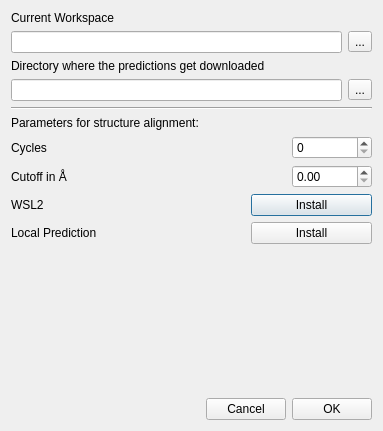
Above: pyssa/gui/ui/forms/dlgSettingsGlobal.ui from urban233/PySSA before the change. Below: the same form after it.
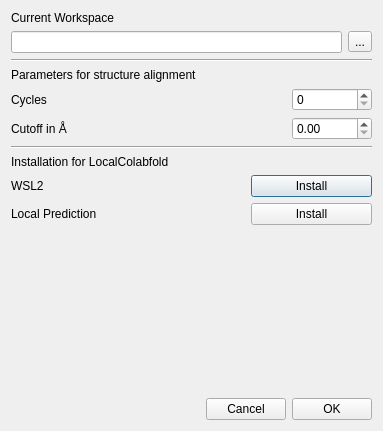
That is the form after the change.

The edit to the form file:
```diff
--- a/pyssa/gui/ui/forms/dlgSettingsGlobal.ui
+++ b/pyssa/gui/ui/forms/dlgSettingsGlobal.ui
@@ -13,7 +13,7 @@
   <property name="windowTitle">
    <string>Dialog</string>
   </property>
-  <layout class="QVBoxLayout" name="verticalLayout_5">
+  <layout class="QVBoxLayout" name="verticalLayout_2">
    <item>
     <layout class="QVBoxLayout" name="verticalLayout_3">
      <item>
@@ -39,31 +39,6 @@
      </item>
     </layout>
    </item>
-   <item>
-    <layout class="QVBoxLayout" name="verticalLayout_2">
-     <item>
-      <widget class="QLabel" name="label_2">
-       <property name="text">
-        <string>Directory where the predictions get downloaded</string>
-       </property>
-      </widget>
-     </item>
-     <item>
-      <layout class="QHBoxLayout" name="horizontalLayout_2">
-       <item>
-        <widget class="QLineEdit" name="txt_zip_storage_dir"/>
-       </item>
-       <item>
-        <widget class="QToolButton" name="btn_zip_storage_dir">
-         <property name="text">
-          <string>...</string>
-         </property>
-        </widget>
-       </item>
-      </layout>
-     </item>
-    </layout>
-   </item>
    <item>
     <layout class="QVBoxLayout" name="verticalLayout_4">
      <item>
@@ -76,7 +51,7 @@
      <item>
       <widget class="QLabel" name="label_6">
        <property name="text">
-        <string>Parameters for structure alignment:</string>
+        <string>Parameters for structure alignment</string>
        </property>
       </widget>
      </item>
@@ -124,6 +99,24 @@
      </item>
     </layout>
    </item>
+   <item>
+    <layout class="QVBoxLayout" name="verticalLayout">
+     <item>
+      <widget class="Line" name="line_2">
+       <property name="orientation">
+        <enum>Qt::Horizontal</enum>
+       </property>
+      </widget>
+     </item>
+     <item>
+      <widget class="QLabel" name="label">
+       <property name="text">
+        <string>Installation for LocalColabfold</string>
+       </property>
+      </widget>
+     </item>
+    </layout>
+   </item>
    <item>
     <layout class="QHBoxLayout" name="horizontalLayout">
      <item>
```
